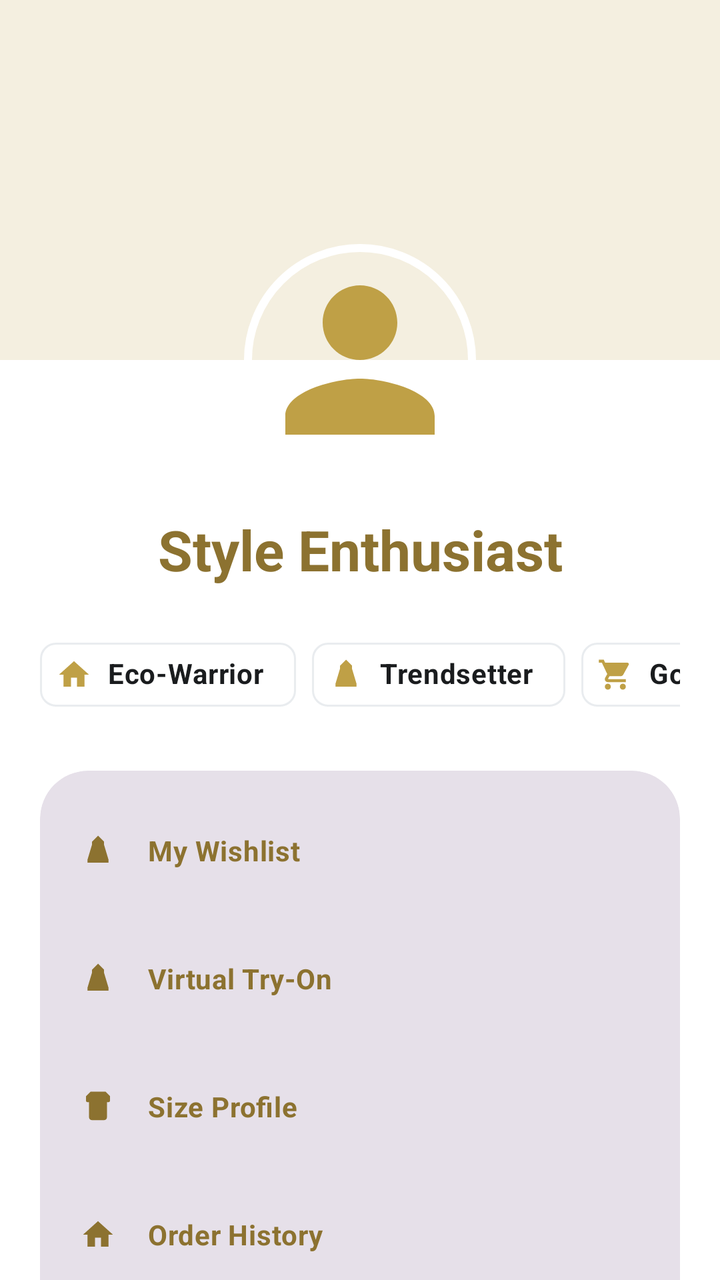
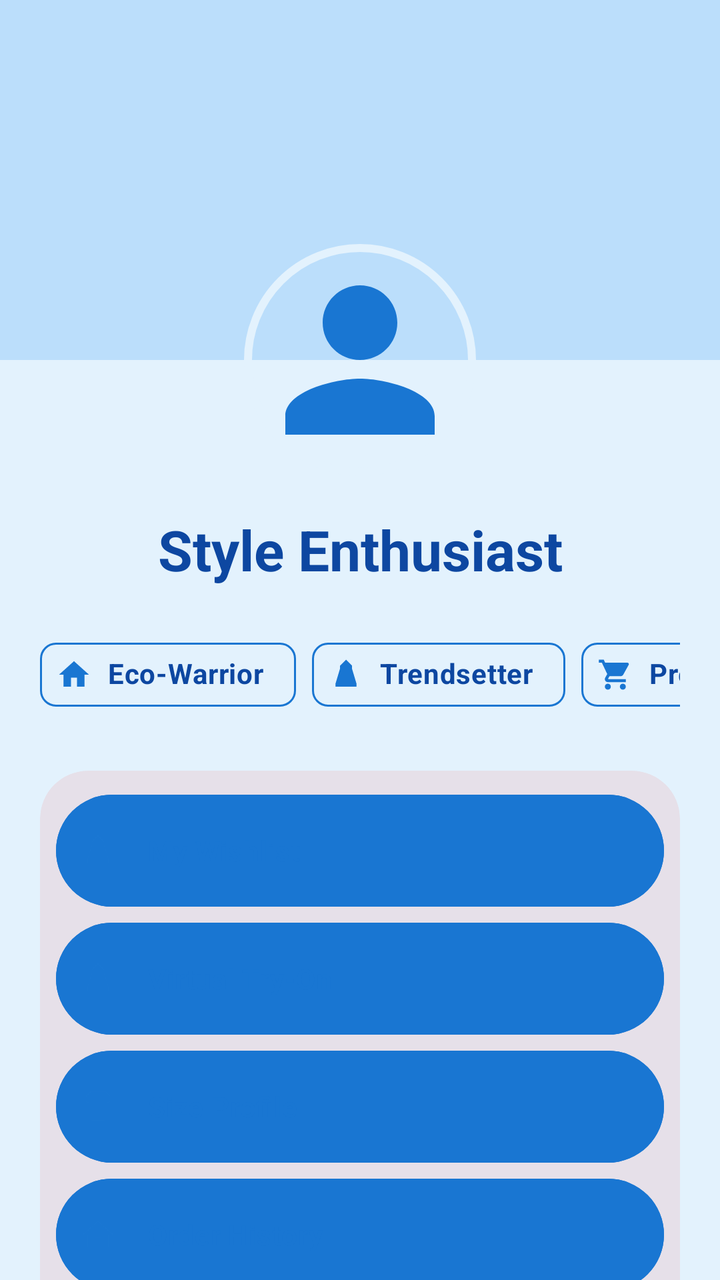

The first picture is an Android layout as it rendered before a commit; the second is the same layout after the commit. The layout source and the unified diff follow.
<!-- AndroidManifest.xml: application theme Theme.StyleNestBoutique -->
<!-- res/layout/fragment_profile.xml -->
<?xml version="1.0" encoding="utf-8"?>
<androidx.core.widget.NestedScrollView xmlns:android="http://schemas.android.com/apk/res/android"
    xmlns:app="http://schemas.android.com/apk/res-auto"
    xmlns:tools="http://schemas.android.com/tools"
    android:layout_width="match_parent"
    android:layout_height="match_parent"
    android:background="?attr/colorSurface">

    <androidx.constraintlayout.widget.ConstraintLayout
        android:layout_width="match_parent"
        android:layout_height="wrap_content"
        android:paddingBottom="32dp">

        
        <View
            android:id="@+id/header_bg"
            android:layout_width="match_parent"
            android:layout_height="180dp"
            android:background="@color/brand_gold_light"
            app:layout_constraintTop_toTopOf="parent" />

        <com.google.android.material.imageview.ShapeableImageView
            android:id="@+id/profile_image"
            android:layout_width="120dp"
            android:layout_height="120dp"
            android:layout_marginTop="120dp"
            android:padding="4dp"
            android:src="@drawable/ic_profile"
            app:layout_constraintEnd_toEndOf="parent"
            app:layout_constraintStart_toStartOf="parent"
            app:layout_constraintTop_toTopOf="parent"
            app:shapeAppearanceOverlay="@style/ShapeAppearance.Material3.Corner.Full"
            app:strokeColor="?attr/colorSurface"
            app:strokeWidth="4dp"
            app:tint="@color/brand_gold" />

        <TextView
            android:id="@+id/user_name"
            android:layout_width="wrap_content"
            android:layout_height="wrap_content"
            android:layout_marginTop="16dp"
            android:text="Style Enthusiast"
            android:textAppearance="?attr/textAppearanceHeadlineSmall"
            android:textColor="@color/brand_gold_dark"
            android:textStyle="bold"
            app:layout_constraintEnd_toEndOf="parent"
            app:layout_constraintStart_toStartOf="parent"
            app:layout_constraintTop_toBottomOf="@id/profile_image" />

        
        <HorizontalScrollView
            android:id="@+id/badges_scroll"
            android:layout_width="match_parent"
            android:layout_height="wrap_content"
            android:layout_marginTop="20dp"
            android:paddingHorizontal="20dp"
            android:scrollbars="none"
            app:layout_constraintTop_toBottomOf="@id/user_name">

            <LinearLayout
                android:layout_width="wrap_content"
                android:layout_height="wrap_content"
                android:orientation="horizontal"
                android:paddingBottom="8dp">

                <com.google.android.material.chip.Chip
                    android:id="@+id/badge_eco"
                    style="@style/Widget.Material3.Chip.Assist"
                    android:layout_width="wrap_content"
                    android:layout_height="wrap_content"
                    android:layout_marginEnd="8dp"
                    android:text="Eco-Warrior"
                    app:chipIcon="@drawable/ic_home"
                    app:chipIconTint="@color/brand_gold" />

                <com.google.android.material.chip.Chip
                    android:id="@+id/badge_trend"
                    style="@style/Widget.Material3.Chip.Assist"
                    android:layout_width="wrap_content"
                    android:layout_height="wrap_content"
                    android:layout_marginEnd="8dp"
                    android:text="Trendsetter"
                    app:chipIcon="@drawable/ic_dress"
                    app:chipIconTint="@color/brand_gold" />

                <com.google.android.material.chip.Chip
                    android:id="@+id/badge_loyal"
                    style="@style/Widget.Material3.Chip.Assist"
                    android:layout_width="wrap_content"
                    android:layout_height="wrap_content"
                    android:text="Gold Member"
                    app:chipIcon="@drawable/ic_cart"
                    app:chipIconTint="@color/brand_gold" />
            </LinearLayout>
        </HorizontalScrollView>

        
        <com.google.android.material.card.MaterialCardView
            android:id="@+id/menu_card"
            style="?attr/materialCardViewFilledStyle"
            android:layout_width="match_parent"
            android:layout_height="wrap_content"
            android:layout_marginHorizontal="20dp"
            android:layout_marginTop="16dp"
            app:cardCornerRadius="24dp"
            app:layout_constraintTop_toBottomOf="@id/badges_scroll"
            app:strokeWidth="0dp">

            <LinearLayout
                android:layout_width="match_parent"
                android:layout_height="wrap_content"
                android:orientation="vertical"
                android:padding="8dp">

                <com.google.android.material.button.MaterialButton
                    android:id="@+id/wishlist_button"
                    style="@style/Widget.Material3.Button.TextButton"
                    android:layout_width="match_parent"
                    android:layout_height="64dp"
                    android:gravity="start|center_vertical"
                    android:text="My Wishlist"
                    app:icon="@drawable/ic_dress"
                    app:iconPadding="16dp" />

                <com.google.android.material.button.MaterialButton
                    android:id="@+id/virtual_try_on_button"
                    style="@style/Widget.Material3.Button.TextButton"
                    android:layout_width="match_parent"
                    android:layout_height="64dp"
                    android:gravity="start|center_vertical"
                    android:text="Virtual Try-On"
                    app:icon="@drawable/ic_dress"
                    app:iconPadding="16dp" />

                <com.google.android.material.button.MaterialButton
                    android:id="@+id/size_profile_button"
                    style="@style/Widget.Material3.Button.TextButton"
                    android:layout_width="match_parent"
                    android:layout_height="64dp"
                    android:gravity="start|center_vertical"
                    android:text="Size Profile"
                    app:icon="@drawable/ic_shirt"
                    app:iconPadding="16dp" />

                <com.google.android.material.button.MaterialButton
                    android:id="@+id/order_history_button"
                    style="@style/Widget.Material3.Button.TextButton"
                    android:layout_width="match_parent"
                    android:layout_height="64dp"
                    android:gravity="start|center_vertical"
                    android:text="Order History"
                    app:icon="@drawable/ic_home"
                    app:iconPadding="16dp" />

                <com.google.android.material.button.MaterialButton
                    android:id="@+id/style_rewards_button"
                    style="@style/Widget.Material3.Button.TextButton"
                    android:layout_width="match_parent"
                    android:layout_height="64dp"
                    android:gravity="start|center_vertical"
                    android:text="Style Rewards"
                    app:icon="@drawable/ic_cart"
                    app:iconPadding="16dp" />

                <com.google.android.material.button.MaterialButton
                    android:id="@+id/style_quiz_button"
                    style="@style/Widget.Material3.Button.TextButton"
                    android:layout_width="match_parent"
                    android:layout_height="64dp"
                    android:gravity="start|center_vertical"
                    android:text="Style Quiz"
                    app:icon="@drawable/ic_shirt"
                    app:iconPadding="16dp" />

                <com.google.android.material.button.MaterialButton
                    android:id="@+id/payment_methods_button"
                    style="@style/Widget.Material3.Button.TextButton"
                    android:layout_width="match_parent"
                    android:layout_height="64dp"
                    android:gravity="start|center_vertical"
                    android:text="Payment Methods"
                    app:icon="@drawable/ic_cart"
                    app:iconPadding="16dp" />

                <com.google.android.material.button.MaterialButton
                    android:id="@+id/admin_dashboard_button"
                    style="@style/Widget.Material3.Button.TextButton"
                    android:layout_width="match_parent"
                    android:layout_height="64dp"
                    android:gravity="start|center_vertical"
                    android:text="Admin Dashboard"
                    app:icon="@drawable/ic_profile"
                    app:iconPadding="16dp" />

            </LinearLayout>
        </com.google.android.material.card.MaterialCardView>

        
        <com.google.android.material.card.MaterialCardView
            android:id="@+id/settings_card"
            style="?attr/materialCardViewFilledStyle"
            android:layout_width="match_parent"
            android:layout_height="wrap_content"
            android:layout_marginHorizontal="20dp"
            android:layout_marginTop="16dp"
            app:cardCornerRadius="24dp"
            app:layout_constraintTop_toBottomOf="@id/menu_card"
            app:strokeWidth="0dp">

            <LinearLayout
                android:layout_width="match_parent"
                android:layout_height="wrap_content"
                android:orientation="vertical"
                android:padding="16dp">

                <TextView
                    android:layout_width="wrap_content"
                    android:layout_height="wrap_content"
                    android:layout_marginBottom="12dp"
                    android:text="App Preferences"
                    android:textAppearance="?attr/textAppearanceTitleSmall"
                    android:textColor="?attr/colorOnSurfaceVariant" />

                <LinearLayout
                    android:layout_width="match_parent"
                    android:layout_height="wrap_content"
                    android:gravity="center_vertical"
                    android:orientation="horizontal">

                    <TextView
                        android:layout_width="0dp"
                        android:layout_height="wrap_content"
                        android:layout_weight="1"
                        android:text="Dark Mode"
                        android:textAppearance="?attr/textAppearanceBodyLarge" />

                    <com.google.android.material.materialswitch.MaterialSwitch
                        android:id="@+id/theme_switch"
                        android:layout_width="wrap_content"
                        android:layout_height="wrap_content" />
                </LinearLayout>

                <LinearLayout
                    android:layout_width="match_parent"
                    android:layout_height="wrap_content"
                    android:layout_marginTop="12dp"
                    android:gravity="center_vertical"
                    android:orientation="horizontal">

                    <TextView
                        android:layout_width="0dp"
                        android:layout_height="wrap_content"
                        android:layout_weight="1"
                        android:text="Biometric Login"
                        android:textAppearance="?attr/textAppearanceBodyLarge" />

                    <com.google.android.material.materialswitch.MaterialSwitch
                        android:id="@+id/biometric_switch"
                        android:layout_width="wrap_content"
                        android:layout_height="wrap_content"
                        android:checked="true" />
                </LinearLayout>
            </LinearLayout>
        </com.google.android.material.card.MaterialCardView>

        <com.google.android.material.button.MaterialButton
            android:id="@+id/logout_button"
            style="@style/Widget.Material3.Button.TextButton"
            android:layout_width="match_parent"
            android:layout_height="64dp"
            android:layout_marginHorizontal="20dp"
            android:layout_marginTop="24dp"
            android:text="Logout"
            android:textColor="?attr/colorError"
            app:layout_constraintTop_toBottomOf="@id/settings_card" />

    </androidx.constraintlayout.widget.ConstraintLayout>
</androidx.core.widget.NestedScrollView>
<!-- resources referenced by this layout -->
<resources>
  <color name="brand_gold">#BFA046</color>
  <color name="brand_gold_dark">#8C7230</color>
  <color name="brand_gold_light">#F4EFE0</color>
  <style name="Base.Theme.StyleNestBoutique" parent="Theme.Material3.DayNight.NoActionBar">
          
          <item name="colorPrimary">@color/brand_gold_dark</item> 
          <item name="colorOnPrimary">@color/white_pure</item>
          <item name="colorPrimaryContainer">@color/brand_gold_light</item>
          <item name="colorOnPrimaryContainer">@color/brand_gold_dark</item>
  
          
          <item name="colorSecondary">@color/charcoal</item>
          <item name="colorOnSecondary">@color/white_pure</item>
          <item name="colorSecondaryContainer">@color/gray_medium</item>
          <item name="colorOnSecondaryContainer">@color/black</item>
  
          
          <item name="android:windowBackground">@color/white_pure</item>
          <item name="colorSurface">@color/white_pure</item>
          <item name="colorOnSurface">@color/black</item>
          <item name="colorSurfaceVariant">@color/gray_light</item>
          <item name="colorOnSurfaceVariant">@color/black</item> 
          <item name="colorOutline">@color/gray_medium</item>
          <item name="colorOutlineVariant">@color/gray_medium</item>
  
          
          <item name="android:statusBarColor">@android:color/transparent</item>
          <item name="android:navigationBarColor">@android:color/transparent</item>
          <item name="android:windowLightStatusBar">true</item>
          <item name="android:windowLightNavigationBar" tools:targetApi="27">true</item>
  
          
          <item name="materialButtonStyle">@style/StyleNest.Button</item>
          <item name="chipStyle">@style/StyleNest.Chip</item>
  
          
          <item name="textAppearanceHeadlineLarge">@style/StyleNest.TextAppearance.Headline.Bold</item>
          <item name="textAppearanceHeadlineMedium">@style/StyleNest.TextAppearance.Headline.Bold</item>
          <item name="textAppearanceHeadlineSmall">@style/StyleNest.TextAppearance.Headline.Bold</item>
          <item name="textAppearanceTitleLarge">@style/StyleNest.TextAppearance.Title.Bold</item>
          <item name="textAppearanceTitleMedium">@style/StyleNest.TextAppearance.Title.Bold</item>
          <item name="textAppearanceTitleSmall">@style/StyleNest.TextAppearance.Title.Bold</item>
          <item name="textAppearanceBodyLarge">@style/StyleNest.TextAppearance.Body.Bold</item>
          <item name="textAppearanceBodyMedium">@style/StyleNest.TextAppearance.Body.Bold</item>
          <item name="textAppearanceBodySmall">@style/StyleNest.TextAppearance.Body.Bold</item>
          <item name="textAppearanceLabelLarge">@style/StyleNest.TextAppearance.Body.Bold</item>
          <item name="textAppearanceLabelMedium">@style/StyleNest.TextAppearance.Body.Bold</item>
          <item name="textAppearanceLabelSmall">@style/StyleNest.TextAppearance.Body.Bold</item>
      </style>
  <color name="charcoal">#2D2D2D</color>
  <color name="gray_medium">#E9ECEF</color>
  <color name="black">#1A1C1E</color>
  <color name="gray_light">#F8F9FA</color>
  <style name="StyleNest.Button" parent="Widget.Material3.Button">
          <item name="cornerRadius">8dp</item>
          <item name="android:textStyle">bold</item>
      </style>
  <style name="StyleNest.Chip" parent="Widget.Material3.Chip.Assist">
          <item name="shapeAppearance">@style/ShapeAppearance.Material3.Corner.Small</item>
          <item name="android:textStyle">bold</item>
      </style>
  <style name="StyleNest.TextAppearance.Headline.Bold" parent="TextAppearance.Material3.HeadlineMedium">
          <item name="android:textStyle">bold</item>
          <item name="android:textColor">@color/brand_gold_dark</item> 
          <item name="android:fontFamily">sans-serif-medium</item>
      </style>
  <style name="StyleNest.TextAppearance.Title.Bold" parent="TextAppearance.Material3.TitleLarge">
          <item name="android:textStyle">bold</item>
          <item name="android:textColor">?attr/colorOnSurface</item>
          <item name="android:fontFamily">sans-serif-medium</item>
      </style>
  <style name="StyleNest.TextAppearance.Body.Bold" parent="TextAppearance.Material3.BodyMedium">
          <item name="android:textStyle">bold</item>
          <item name="android:textColor">?attr/colorOnSurface</item>
          <item name="android:fontFamily">sans-serif</item>
      </style>
  <!-- unchanged entries left out for length: 7 -->
</resources>

<!-- the commit's change to res/layout/fragment_profile.xml (unified diff, before → after) -->
@@ -16,7 +16,7 @@
             android:id="@+id/header_bg"
             android:layout_width="match_parent"
             android:layout_height="180dp"
-            android:background="@color/brand_gold_light"
+            android:background="@color/secondary_blue"
             app:layout_constraintTop_toTopOf="parent" />
 
         <com.google.android.material.imageview.ShapeableImageView
@@ -32,7 +32,7 @@
             app:shapeAppearanceOverlay="@style/ShapeAppearance.Material3.Corner.Full"
             app:strokeColor="?attr/colorSurface"
             app:strokeWidth="4dp"
-            app:tint="@color/brand_gold" />
+            app:tint="?attr/colorPrimary" />
 
         <TextView
             android:id="@+id/user_name"
@@ -41,7 +41,7 @@
             android:layout_marginTop="16dp"
             android:text="Style Enthusiast"
             android:textAppearance="?attr/textAppearanceHeadlineSmall"
-            android:textColor="@color/brand_gold_dark"
+            android:textColor="?attr/colorOnSurface"
             android:textStyle="bold"
             app:layout_constraintEnd_toEndOf="parent"
             app:layout_constraintStart_toStartOf="parent"
@@ -71,7 +71,7 @@
                     android:layout_marginEnd="8dp"
                     android:text="Eco-Warrior"
                     app:chipIcon="@drawable/ic_home"
-                    app:chipIconTint="@color/brand_gold" />
+                    app:chipIconTint="?attr/colorPrimary" />
 
                 <com.google.android.material.chip.Chip
                     android:id="@+id/badge_trend"
@@ -81,16 +81,16 @@
                     android:layout_marginEnd="8dp"
                     android:text="Trendsetter"
                     app:chipIcon="@drawable/ic_dress"
-                    app:chipIconTint="@color/brand_gold" />
+                    app:chipIconTint="?attr/colorPrimary" />
 
                 <com.google.android.material.chip.Chip
                     android:id="@+id/badge_loyal"
                     style="@style/Widget.Material3.Chip.Assist"
                     android:layout_width="wrap_content"
                     android:layout_height="wrap_content"
-                    android:text="Gold Member"
+                    android:text="Premium Member"
                     app:chipIcon="@drawable/ic_cart"
-                    app:chipIconTint="@color/brand_gold" />
+                    app:chipIconTint="?attr/colorPrimary" />
             </LinearLayout>
         </HorizontalScrollView>
 
@@ -120,7 +120,8 @@
                     android:gravity="start|center_vertical"
                     android:text="My Wishlist"
                     app:icon="@drawable/ic_dress"
-                    app:iconPadding="16dp" />
+                    app:iconPadding="16dp"
+                    app:iconTint="?attr/colorPrimary" />
 
                 <com.google.android.material.button.MaterialButton
                     android:id="@+id/virtual_try_on_button"
@@ -130,7 +131,8 @@
                     android:gravity="start|center_vertical"
                     android:text="Virtual Try-On"
                     app:icon="@drawable/ic_dress"
-                    app:iconPadding="16dp" />
+                    app:iconPadding="16dp"
+                    app:iconTint="?attr/colorPrimary" />
 
                 <com.google.android.material.button.MaterialButton
                     android:id="@+id/size_profile_button"
@@ -140,7 +142,8 @@
                     android:gravity="start|center_vertical"
                     android:text="Size Profile"
                     app:icon="@drawable/ic_shirt"
-                    app:iconPadding="16dp" />
+                    app:iconPadding="16dp"
+                    app:iconTint="?attr/colorPrimary" />
 
                 <com.google.android.material.button.MaterialButton
                     android:id="@+id/order_history_button"
@@ -150,7 +153,8 @@
                     android:gravity="start|center_vertical"
                     android:text="Order History"
                     app:icon="@drawable/ic_home"
-                    app:iconPadding="16dp" />
+                    app:iconPadding="16dp"
+                    app:iconTint="?attr/colorPrimary" />
 
                 <com.google.android.material.button.MaterialButton
                     android:id="@+id/style_rewards_button"
@@ -160,7 +164,8 @@
                     android:gravity="start|center_vertical"
                     android:text="Style Rewards"
                     app:icon="@drawable/ic_cart"
-                    app:iconPadding="16dp" />
+                    app:iconPadding="16dp"
+                    app:iconTint="?attr/colorPrimary" />
 
                 <com.google.android.material.button.MaterialButton
                     android:id="@+id/style_quiz_button"
@@ -170,7 +175,8 @@
                     android:gravity="start|center_vertical"
                     android:text="Style Quiz"
                     app:icon="@drawable/ic_shirt"
-                    app:iconPadding="16dp" />
+                    app:iconPadding="16dp"
+                    app:iconTint="?attr/colorPrimary" />
 
                 <com.google.android.material.button.MaterialButton
                     android:id="@+id/payment_methods_button"
@@ -180,7 +186,8 @@
                     android:gravity="start|center_vertical"
                     android:text="Payment Methods"
                     app:icon="@drawable/ic_cart"
-                    app:iconPadding="16dp" />
+                    app:iconPadding="16dp"
+                    app:iconTint="?attr/colorPrimary" />
 
                 <com.google.android.material.button.MaterialButton
                     android:id="@+id/admin_dashboard_button"
@@ -190,7 +197,8 @@
                     android:gravity="start|center_vertical"
                     android:text="Admin Dashboard"
                     app:icon="@drawable/ic_profile"
-                    app:iconPadding="16dp" />
+                    app:iconPadding="16dp"
+                    app:iconTint="?attr/colorPrimary" />
 
             </LinearLayout>
         </com.google.android.material.card.MaterialCardView>
<!-- resource entries referenced after the edit -->
@@ -1,34 +1,32 @@
 <!-- resources referenced by this layout -->
 <resources>
-  <color name="brand_gold">#BFA046</color>
-  <color name="brand_gold_dark">#8C7230</color>
-  <color name="brand_gold_light">#F4EFE0</color>
+  <color name="secondary_blue">#BBDEFB</color>
+  <color name="brand_gold">#D4AF37</color>
   <style name="Base.Theme.StyleNestBoutique" parent="Theme.Material3.DayNight.NoActionBar">
           
-          <item name="colorPrimary">@color/brand_gold_dark</item> 
+          <item name="colorPrimary">@color/primary_blue</item>
           <item name="colorOnPrimary">@color/white_pure</item>
-          <item name="colorPrimaryContainer">@color/brand_gold_light</item>
-          <item name="colorOnPrimaryContainer">@color/brand_gold_dark</item>
+          <item name="colorPrimaryContainer">@color/secondary_blue</item>
+          <item name="colorOnPrimaryContainer">@color/primary_blue_dark</item>
   
           
-          <item name="colorSecondary">@color/charcoal</item>
+          <item name="colorSecondary">@color/primary_blue_dark</item>
           <item name="colorOnSecondary">@color/white_pure</item>
-          <item name="colorSecondaryContainer">@color/gray_medium</item>
-          <item name="colorOnSecondaryContainer">@color/black</item>
+          <item name="colorSecondaryContainer">@color/secondary_blue</item>
+          <item name="colorOnSecondaryContainer">@color/text_main</item>
   
           
-          <item name="android:windowBackground">@color/white_pure</item>
-          <item name="colorSurface">@color/white_pure</item>
-          <item name="colorOnSurface">@color/black</item>
-          <item name="colorSurfaceVariant">@color/gray_light</item>
-          <item name="colorOnSurfaceVariant">@color/black</item> 
-          <item name="colorOutline">@color/gray_medium</item>
-          <item name="colorOutlineVariant">@color/gray_medium</item>
+          <item name="android:windowBackground">@color/app_bg_blue</item>
+          <item name="colorSurface">@color/app_bg_blue</item>
+          <item name="colorOnSurface">@color/text_main</item>
+          <item name="colorSurfaceVariant">@color/secondary_blue</item>
+          <item name="colorOnSurfaceVariant">@color/text_secondary</item>
+          <item name="colorOutline">@color/primary_blue</item>
   
           
-          <item name="android:statusBarColor">@android:color/transparent</item>
-          <item name="android:navigationBarColor">@android:color/transparent</item>
-          <item name="android:windowLightStatusBar">true</item>
+          <item name="android:statusBarColor">@color/primary_blue</item>
+          <item name="android:navigationBarColor">@color/app_bg_blue</item>
+          <item name="android:windowLightStatusBar">false</item>
           <item name="android:windowLightNavigationBar" tools:targetApi="27">true</item>
   
           
@@ -49,31 +47,35 @@
           <item name="textAppearanceLabelMedium">@style/StyleNest.TextAppearance.Body.Bold</item>
           <item name="textAppearanceLabelSmall">@style/StyleNest.TextAppearance.Body.Bold</item>
       </style>
-  <color name="charcoal">#2D2D2D</color>
-  <color name="gray_medium">#E9ECEF</color>
-  <color name="black">#1A1C1E</color>
-  <color name="gray_light">#F8F9FA</color>
+  <color name="primary_blue">#1976D2</color>
+  <color name="primary_blue_dark">#1565C0</color>
+  <color name="text_main">#0D47A1</color>
+  <color name="app_bg_blue">#E3F2FD</color>
+  <color name="text_secondary">#455A64</color>
   <style name="StyleNest.Button" parent="Widget.Material3.Button">
-          <item name="cornerRadius">8dp</item>
+          <item name="android:backgroundTint">@color/primary_blue</item>
+          <item name="android:textColor">@color/white_pure</item>
+          <item name="cornerRadius">12dp</item>
           <item name="android:textStyle">bold</item>
       </style>
   <style name="StyleNest.Chip" parent="Widget.Material3.Chip.Assist">
-          <item name="shapeAppearance">@style/ShapeAppearance.Material3.Corner.Small</item>
+          <item name="shapeAppearance">@style/ShapeAppearance.Material3.Corner.Medium</item>
           <item name="android:textStyle">bold</item>
+          <item name="chipBackgroundColor">@color/white_pure</item>
       </style>
   <style name="StyleNest.TextAppearance.Headline.Bold" parent="TextAppearance.Material3.HeadlineMedium">
           <item name="android:textStyle">bold</item>
-          <item name="android:textColor">@color/brand_gold_dark</item> 
+          <item name="android:textColor">@color/primary_blue</item>
           <item name="android:fontFamily">sans-serif-medium</item>
       </style>
   <style name="StyleNest.TextAppearance.Title.Bold" parent="TextAppearance.Material3.TitleLarge">
           <item name="android:textStyle">bold</item>
-          <item name="android:textColor">?attr/colorOnSurface</item>
+          <item name="android:textColor">@color/text_main</item>
           <item name="android:fontFamily">sans-serif-medium</item>
       </style>
   <style name="StyleNest.TextAppearance.Body.Bold" parent="TextAppearance.Material3.BodyMedium">
           <item name="android:textStyle">bold</item>
-          <item name="android:textColor">?attr/colorOnSurface</item>
+          <item name="android:textColor">@color/text_main</item>
           <item name="android:fontFamily">sans-serif</item>
       </style>
   <!-- unchanged entries left out for length: 7 -->
